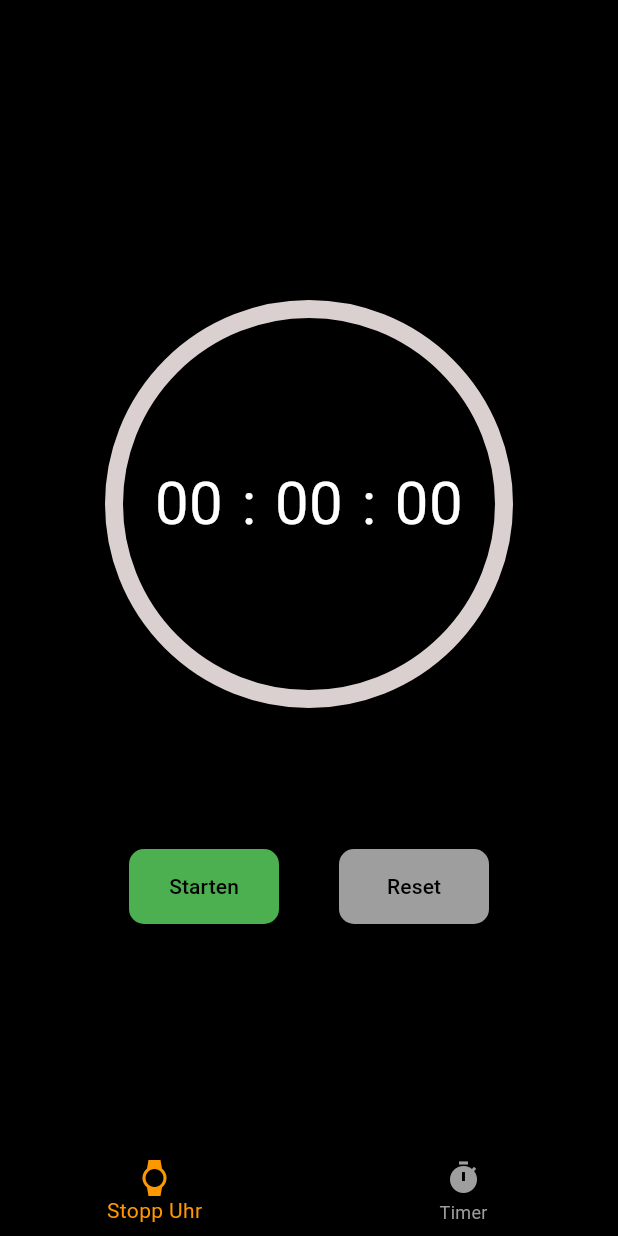
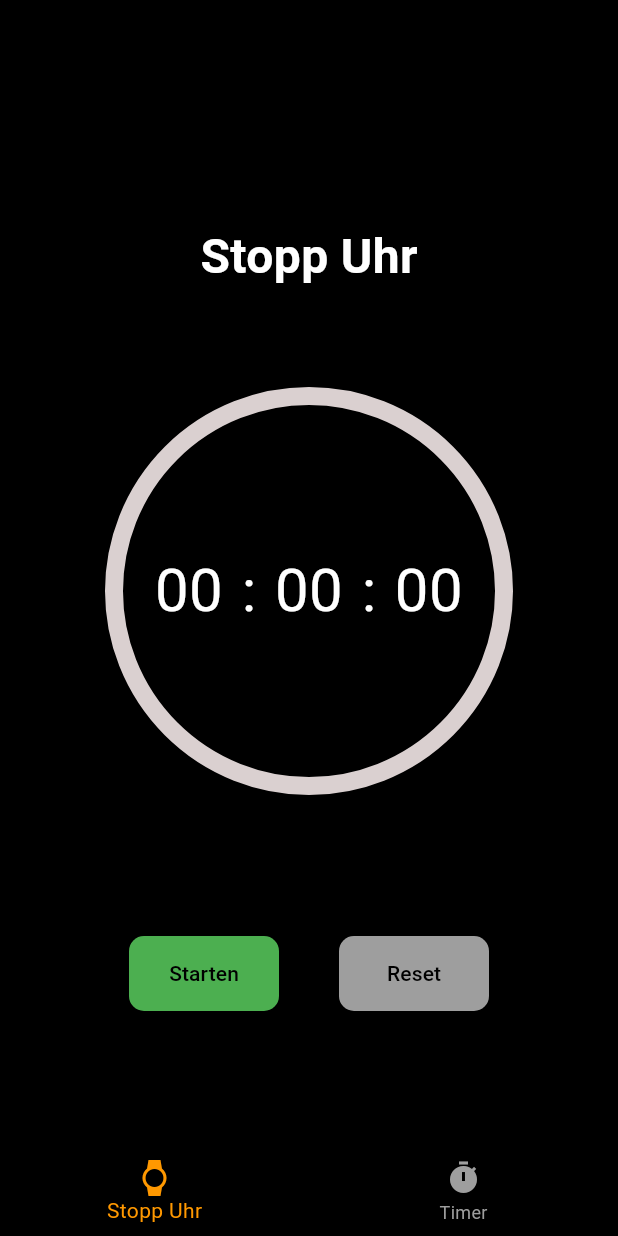
Before and after one commit to FerushT/stopp_uhr, a Flutter app: the screen it shows after launch, after a tap on "Starten", after a tap on "Reset", on a phone screen of 412 x 824 dp. Run offline on Flutter 3.47's test engine with Material 3 defaults, Android fonts, the phone set to English and light mode, and no system bars.

Commit message:
add commits

```diff
--- a/lib/src/features/feature1/presentation/stopwatch_screen.dart
+++ b/lib/src/features/feature1/presentation/stopwatch_screen.dart
@@ -10,178 +10,230 @@ class StopwatchScreen extends StatefulWidget {
 }
 
 class _StopwatchScreenState extends State<StopwatchScreen> {
+  // Hier speichere ich den Zustand der Stoppuhr.
   int _elapsedTime =
-      0; // ist die Zeit die seit dem Start der Stoppuhr vergangen ist.
-  bool _isRunning = false; // Gibt an, ob die Stoppuhr gerade läuft.
-  Timer? _timer; // Variabler Timer der die Zeit trackt.
+      0; // Ich speichere die Zeit, die seit dem Start vergangen ist, in Millisekunden.
+  bool _isRunning = false; // Ich halte fest, ob die Stoppuhr läuft oder nicht.
+  Timer? _timer; // Hier speichere ich den Timer zur Zeitverfolgung.
 
-  // Dauer für die vollstänidge Kreisanimation, (2 Minuten in Millisekunden)
-  final int _fullDuration = 120000;
+  final int _fullDuration =
+      120000; // Ich setze die Dauer für die vollständige Kreisanimation auf 2 Minuten (120.000 Millisekunden).
 
-  // Startet die Stoppuhr, wenn die Stoppuhr bereits läuft, tut diese Methode nichts.
-  _startStopwatch() async {
-    if (_isRunning) return;
+  void _startStopwatch() {
+    // Hier definiere ich die Funktion zum Starten der Stoppuhr.
+    if (_isRunning) return; // Wenn die Stoppuhr schon läuft, mache nichts.
 
-    _isRunning = true;
+    _isRunning = true; // Ich setze den Status der Stoppuhr auf "läuft".
 
-    // Das ist ein Timer, der alle 10 Millisekunden die Zeit erhöht und durch das setState das UI aktualisiert.
+    // Ich starte einen Timer, der alle 10 Millisekunden die Zeit erhöht und die Benutzeroberfläche aktualisiert.
     _timer = Timer.periodic(const Duration(milliseconds: 10), (timer) {
       setState(() {
-        _elapsedTime += 10;
+        // Ich sage der App, dass sich etwas geändert hat.
+        _elapsedTime +=
+            10; // Ich erhöhe die vergangene Zeit um 10 Millisekunden.
       });
     });
   }
 
-  // Stoppt die Stoppuhr und beendet den Timer.
-  _stopStopwatch() async {
+  void _stopStopwatch() {
+    // Hier definiere ich die Funktion zum Stoppen der Stoppuhr.
     setState(() {
-      _isRunning = false;
+      // Ich sage der App, dass sich etwas geändert hat.
+      _isRunning = false; // Die Stoppuhr läuft jetzt nicht mehr.
     });
-    _timer?.cancel();
+    _timer?.cancel(); // Ich stoppe den Timer, wenn er existiert.
   }
 
-  // Setzt die Zeit zurück und stoppt den Timer.
-  _resetStopwatch() async {
+  void _resetStopwatch() {
+    // Hier definiere ich die Funktion zum Zurücksetzen der Stoppuhr.
     setState(() {
-      _elapsedTime = 0;
-      _isRunning = false;
+      // Ich sage der App, dass sich etwas geändert hat.
+      _elapsedTime = 0; // Ich setze die vergangene Zeit auf 0.
+      _isRunning = false; // Die Stoppuhr läuft nicht.
     });
-    _timer?.cancel();
+    _timer?.cancel(); // Ich stoppe den Timer, wenn er existiert.
   }
 
-  //Berechnet die Anzahl der Minuten aus der Zeitdifferenz _elapsedTime in Millisekunden und
-  //wandelt die Minutenzahl in einen String um. Er stellt sicher,
-  //dass dieser String immer mindestens zwei Ziffern hat, indem er eventuell führende Nullen hinzufügt.
   @override
   Widget build(BuildContext context) {
-    final minutes = (_elapsedTime ~/ 60000).toString().padLeft(2, "0");
-    final seconds = ((_elapsedTime % 60000) ~/ 1000).toString().padLeft(2, "0");
-    final milliseconds =
-        ((_elapsedTime % 1000) ~/ 10).toString().padLeft(2, "0");
-
-    // _elapsedTime/_fullduration bedeutet, dass die bereits verstrichene Zeit durch die Gesamtdauer teilt.
-    final double progress = _elapsedTime / _fullDuration;
+    // Hier baue ich die Benutzeroberfläche.
+    final minutes = (_elapsedTime ~/ 60000)
+        .toString()
+        .padLeft(2, "0"); // Ich berechne die Minuten.
+    final seconds = ((_elapsedTime % 60000) ~/ 1000)
+        .toString()
+        .padLeft(2, "0"); // Ich berechne die Sekunden.
+    final milliseconds = ((_elapsedTime % 1000) ~/ 10)
+        .toString()
+        .padLeft(2, "0"); // Ich berechne die Millisekunden.
+    final double progress = _elapsedTime /
+        _fullDuration; // Ich berechne den Fortschritt der Stoppuhr.
 
     return Center(
+      // Ich zentriere den Inhalt.
       child: Padding(
-        padding: const EdgeInsets.all(20.0),
+        // Ich gebe etwas Platz um die Elemente.
+        padding:
+            const EdgeInsets.all(20.0), // Ich gebe 20 Pixel Abstand rundherum.
         child: Column(
-          mainAxisSize: MainAxisSize.min,
-          mainAxisAlignment: MainAxisAlignment.center,
+          // Ich ordne die Elemente in einer Spalte an.
+          mainAxisSize: MainAxisSize
+              .min, // Die Spalte nimmt nur den Platz ein, den sie braucht.
+          mainAxisAlignment:
+              MainAxisAlignment.center, // Ich zentriere die Spalte.
           children: [
+            // Ich füge die Überschrift "Stopp Uhr" hinzu.
+            const Text(
+              "Stopp Uhr",
+              style: TextStyle(
+                // Hier bestimme ich den Stil des Textes.
+                fontSize: 32, // Die Schriftgröße.
+                color: Colors.white, // Die Schriftfarbe.
+                fontWeight: FontWeight.bold, // Der Text ist fett.
+              ),
+            ),
+            const SizedBox(height: 70),
+
             Stack(
-              //"Stack" überlagert die UI-Elemente.
-              alignment: Alignment.center,
+              // Ich erstelle einen Stapel für den Fortschrittskreis und die Zeit.
+              alignment:
+                  Alignment.center, // Ich zentriere die Kinder im Stapel.
               children: [
-                //Kreisförmiger Fortschrittsindikator
                 SizedBox(
-                  width: 260,
-                  height: 260,
+                  // Ich füge ein Feld für den Fortschrittskreis hinzu.
+                  width: 260, // Der Fortschrittskreis ist 260 Pixel breit.
+                  height: 260, // Der Fortschrittskreis ist 260 Pixel hoch.
                   child: CircularProgressIndicator(
-                    //ist ein kreisförmiger Fortschritssbalken.
-                    value: progress,
-                    strokeWidth: 12,
-                    backgroundColor: const Color.fromARGB(255, 218, 208, 208),
+                    // Ich füge einen Fortschrittskreis hinzu.
+                    value: progress, // Ich zeige den Fortschritt an.
+                    strokeWidth: 12, // Die Breite des Fortschrittskreises.
+                    backgroundColor: const Color.fromARGB(
+                        255, 218, 208, 208), // Der Hintergrund des Kreises.
                     valueColor: const AlwaysStoppedAnimation<Color>(
+                        // Die Farbe des Fortschritts.
                         Color.fromARGB(255, 224, 148, 25)),
                   ),
                 ),
-
-                // Die Zeiten (Minuten, Sekunden, Millisekunden) wird in der Mitte des CircularProgressIndicator angezeigt.
-                // Ich habe für jeden einzelnen Zeitwert (Minunten, Sekunden, Millisekunden) eine Sized Box angewendet
-                // damit die Zeitangabe konstant in seinem Bereich bleibt und nicht "wackelt", wenn die Stoppuhr läuft.
                 Row(
-                  mainAxisSize: MainAxisSize.min,
+                  // Ich erstelle eine Reihe für die Zeitanzeigen.
+                  mainAxisSize: MainAxisSize
+                      .min, // Die Reihe nimmt nur den Platz ein, den sie braucht.
                   children: [
                     SizedBox(
+                      // Ich füge ein Feld für die Minuten hinzu.
                       width: 70,
                       child: Text(
+                        // Ich zeige die Minuten an.
                         minutes,
-                        style:
-                            const TextStyle(fontSize: 40, color: Colors.white),
-                        textAlign: TextAlign.center,
+                        style: const TextStyle(
+                            fontSize: 40,
+                            color: Colors.white), // Stil für die Minuten.
+                        textAlign: TextAlign.center, // Ich zentriere den Text.
                       ),
                     ),
                     const Text(
+                      // Ich füge einen Doppelpunkt hinzu.
                       ":",
-                      style: TextStyle(color: Colors.white, fontSize: 40),
+                      style: TextStyle(
+                          color: Colors.white,
+                          fontSize: 40), // Stil für den Doppelpunkt.
                     ),
                     SizedBox(
+                      // Ich füge ein Feld für die Sekunden hinzu.
                       width: 70,
                       child: Text(
                         seconds,
-                        style:
-                            const TextStyle(fontSize: 40, color: Colors.white),
-                        textAlign: TextAlign.center,
+                        style: const TextStyle(
+                            fontSize: 40,
+                            color: Colors.white), // Stil für die Sekunden.
+                        textAlign: TextAlign.center, // Ich zentriere den Text.
                       ),
                     ),
                     const Text(
+                      // Ich füge einen Doppelpunkt hinzu.
                       ":",
-                      style: TextStyle(color: Colors.white, fontSize: 40),
+                      style: TextStyle(
+                          color: Colors.white,
+                          fontSize: 40), // Stil für den Doppelpunkt.
                     ),
                     SizedBox(
+                      // Ich füge ein Feld für die Millisekunden hinzu.
                       width: 70,
                       child: Text(
                         milliseconds,
-                        style:
-                            const TextStyle(fontSize: 40, color: Colors.white),
-                        textAlign: TextAlign.center,
+                        style: const TextStyle(
+                            fontSize: 40,
+                            color: Colors.white), // Stil für die Millisekunden.
+                        textAlign: TextAlign.center, // Ich zentriere den Text.
                       ),
                     )
                   ],
                 ),
               ],
             ),
-            // Eine Reihe mit den Steuerungsknöpfen, welche durch mainAxisAlignment.center mittig platziert wird.
-            // (Start,Stopp und Reset).
-            const SizedBox(height: 100),
+            const SizedBox(height: 100), // Ich füge Abstand nach unten hinzu.
             Row(
-              mainAxisAlignment: MainAxisAlignment.center,
+              // Ich erstelle eine Reihe für die Buttons.
+              mainAxisAlignment:
+                  MainAxisAlignment.center, // Ich zentriere die Buttons.
               children: [
-                // Dieser Block zeigt verschiedene ElevatedButton´s für "Starten", "Stoppen" u. "Zurücksetzen" der Stoppuhr an.
-                // _is Running ändert den Stil und ihre Funktion der Buttons je nach Zustand.
-                _isRunning
+                _isRunning // Wenn die Stoppuhr läuft.
                     ? ElevatedButton(
-                        onPressed: () {
-                          _stopStopwatch();
-                        },
+                        // Ich füge einen Button zum Stoppen hinzu.
+                        onPressed:
+                            _stopStopwatch, // Wenn gedrückt, stoppe die Stoppuhr.
                         style: ElevatedButton.styleFrom(
-                          backgroundColor:
-                              const Color.fromARGB(255, 232, 114, 106),
-                          foregroundColor: Colors.black,
+                          // Hier bestimme ich den Stil des Buttons.
+                          backgroundColor: const Color.fromARGB(
+                              255, 232, 114, 106), // Hintergrundfarbe.
+                          foregroundColor: Colors.black, // Schriftfarbe.
                           shape: RoundedRectangleBorder(
-                            borderRadius: BorderRadius.circular(10),
+                            // Ich bestimme die Form des Buttons.
+                            borderRadius: BorderRadius.circular(
+                                10), // Ich mache die Ecken rund.
                           ),
-                          minimumSize: const Size(100, 50),
+                          minimumSize:
+                              const Size(100, 50), // Mindestgröße des Buttons.
                         ),
-                        child: const Text("Stoppen"),
+                        child: const Text("Stoppen"), // Text auf dem Button.
                       )
                     : ElevatedButton(
-                        onPressed: () {
-                          _startStopwatch();
-                        },
+                        // Wenn die Stoppuhr nicht läuft.
+                        onPressed:
+                            _startStopwatch, // Wenn gedrückt, starte die Stoppuhr.
                         style: ElevatedButton.styleFrom(
-                          backgroundColor: Colors.green,
-                          foregroundColor: Colors.black,
+                          // Hier bestimme ich den Stil des Buttons.
+                          backgroundColor: Colors.green, // Hintergrundfarbe.
+                          foregroundColor: Colors.black, // Schriftfarbe.
                           shape: RoundedRectangleBorder(
-                            borderRadius: BorderRadius.circular(10),
+                            // Ich bestimme die Form des Buttons.
+                            borderRadius: BorderRadius.circular(
+                                10), // Ich mache die Ecken rund.
                           ),
-                          minimumSize: const Size(100, 50),
+                          minimumSize:
+                              const Size(100, 50), // Mindestgröße des Buttons.
                         ),
-                        child: const Text("Starten"),
+                        child: const Text("Starten"), // Text auf dem Button.
                       ),
-                const SizedBox(width: 40),
+                const SizedBox(
+                    width: 40), // Ich füge Abstand zwischen den Buttons hinzu.
                 ElevatedButton(
-                  onPressed: _resetStopwatch,
+                  // Ich füge einen Reset-Button hinzu.
+                  onPressed:
+                      _resetStopwatch, // Wenn gedrückt, setze die Stoppuhr zurück.
                   style: ElevatedButton.styleFrom(
-                    backgroundColor: Colors.grey,
-                    foregroundColor: Colors.black,
+                    // Hier bestimme ich den Stil des Reset-Buttons.
+                    backgroundColor: Colors.grey, // Hintergrundfarbe.
+                    foregroundColor: Colors.black, // Schriftfarbe.
                     shape: RoundedRectangleBorder(
-                      borderRadius: BorderRadius.circular(10),
+                      // Ich bestimme die Form des Buttons.
+                      borderRadius: BorderRadius.circular(
+                          10), // Ich mache die Ecken rund.
                     ),
-                    minimumSize: const Size(100, 50),
+                    minimumSize:
+                        const Size(100, 50), // Mindestgröße des Buttons.
                   ),
-                  child: const Text("Reset"),
+                  child: const Text("Reset"), // Text auf dem Button.
                 ),
               ],
             ),
```
